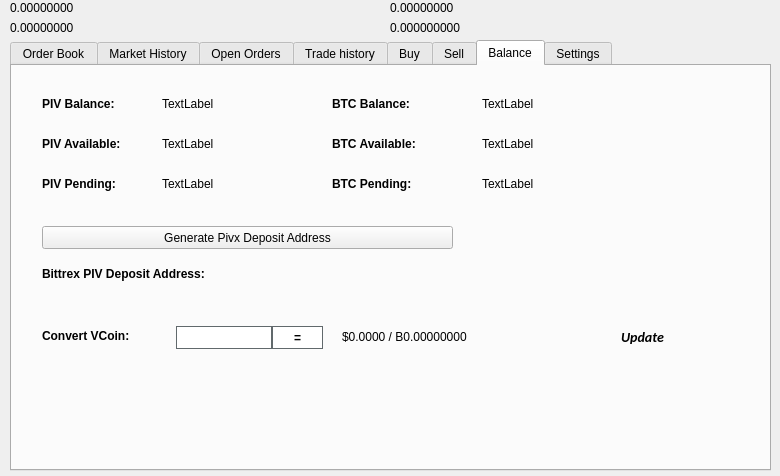
The window that src/qt/forms/tradingdialog.ui (scryptachain/scrypta) describes before a commit, drawn with Qt 5.
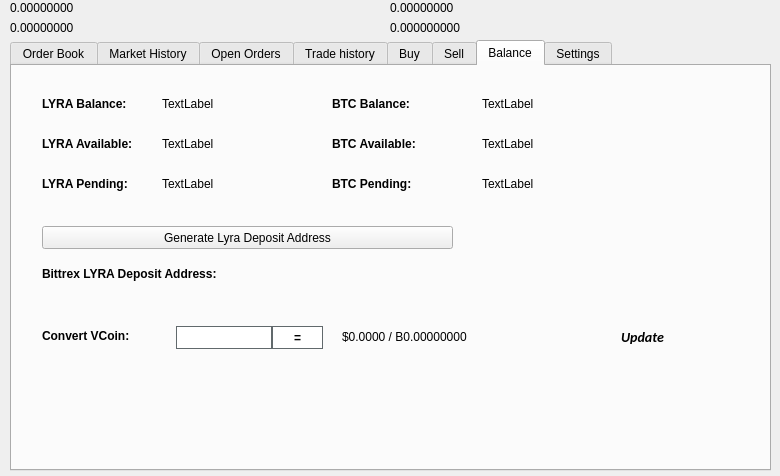
The same window after the commit. The open tabs and pages were chosen to show the change. Icons and pictures are not drawn.

```diff
--- a/src/qt/forms/tradingdialog.ui
+++ b/src/qt/forms/tradingdialog.ui
@@ -2762,7 +2762,7 @@
       </font>
      </property>
      <property name="text">
-      <string>PIV Balance:</string>
+      <string>LYRA Balance:</string>
      </property>
     </widget>
     <widget class="QLabel" name="label_12">
@@ -2813,7 +2813,7 @@
       </font>
      </property>
      <property name="text">
-      <string>PIV Available:</string>
+      <string>LYRA Available:</string>
      </property>
     </widget>
     <widget class="QLabel" name="label_14">
@@ -2832,7 +2832,7 @@
       </font>
      </property>
      <property name="text">
-      <string>PIV Pending:</string>
+      <string>LYRA Pending:</string>
      </property>
     </widget>
     <widget class="QLabel" name="PIVPendingLabel">
@@ -2928,7 +2928,7 @@
       </font>
      </property>
      <property name="text">
-      <string>Bittrex PIV Deposit Address:</string>
+      <string>Bittrex LYRA Deposit Address:</string>
      </property>
     </widget>
     <widget class="QPushButton" name="GenDepositBTN">
@@ -2941,7 +2941,7 @@
       </rect>
      </property>
      <property name="text">
-      <string>Generate Pivx Deposit Address</string>
+      <string>Generate Lyra Deposit Address</string>
      </property>
      <property name="icon">
       <iconset resource="../pivx.qrc">
```
Left out of the diff: 46 changed lines with no effect on the pictures.
